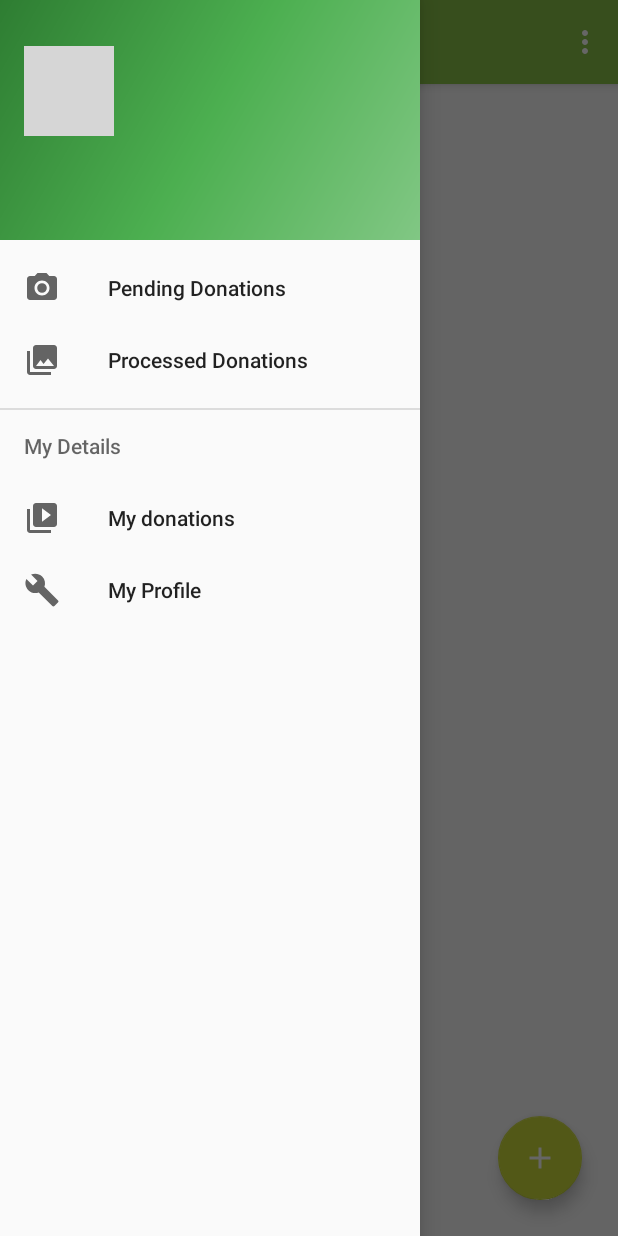
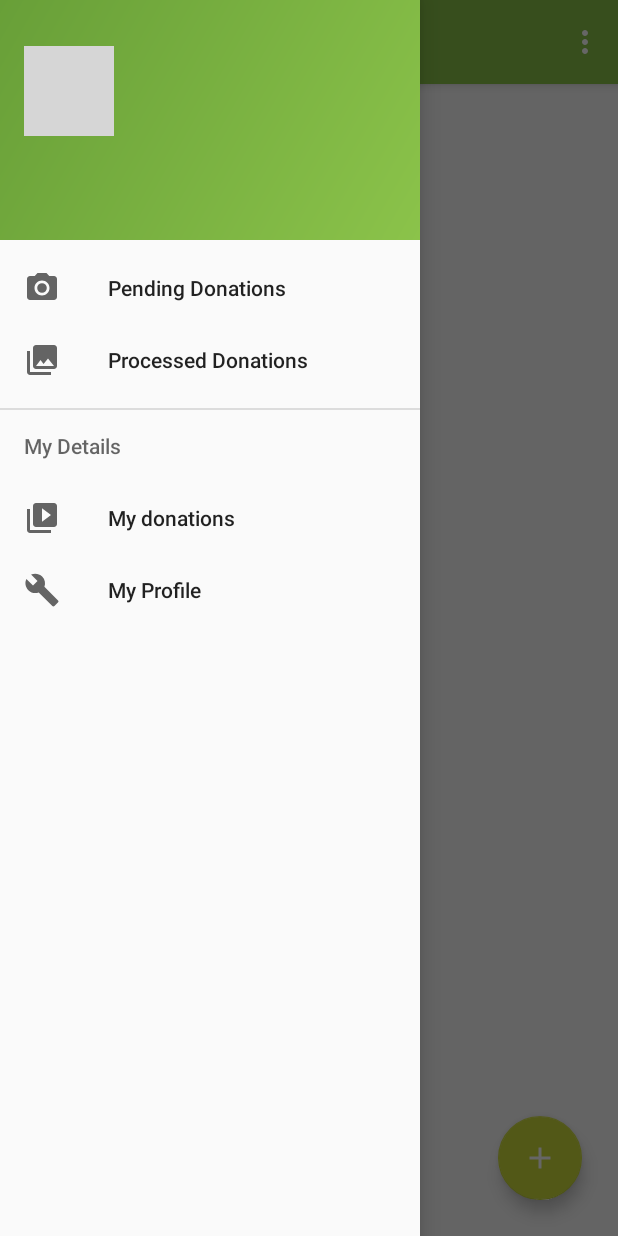
Before and after one commit to abhishekpopli/feeding-india-android-app, an Android app: the MainActivity screen opened directly, with no data from a screen before it, with the side drawer open, on a phone screen of 412 x 824 dp. Run offline under Robolectric (Android 15) with nearby library versions, the phone set to English and light mode, and no system bars; our stand-ins replace CircleImageView; pictures from the network do not load; grey boxes are pictures that could not be loaded.

Commit message:
Changed splash activity according to material spec

```diff
--- a/app/src/main/AndroidManifest.xml
+++ b/app/src/main/AndroidManifest.xml
@@ -28,7 +28,7 @@
         android:theme="@style/AppTheme">
         <activity
             android:name=".SplashActivity"
-            android:theme="@style/AppTheme.NoActionBar">
+            android:theme="@style/SplashTheme">
             <intent-filter>
                 <action android:name="android.intent.action.MAIN" />
 
@@ -46,9 +46,9 @@
             android:windowSoftInputMode="stateHidden" />
         <activity
             android:name=".AddFood"
+            android:parentActivityName=".MainActivity"
             android:theme="@style/AppTheme.NoActionBar"
-            android:windowSoftInputMode="stateHidden"
-            android:parentActivityName=".MainActivity"/>
+            android:windowSoftInputMode="stateHidden" />
         <activity
             android:name=".DonationDetailActivity"
             android:label="Donation Details"
--- a/app/src/main/res/drawable/side_nav_bar.xml
+++ b/app/src/main/res/drawable/side_nav_bar.xml
@@ -2,8 +2,7 @@
     android:shape="rectangle">
     <gradient
         android:angle="135"
-        android:centerColor="#4CAF50"
-        android:endColor="#2E7D32"
-        android:startColor="#81C784"
+        android:endColor="@color/colorPrimaryDark"
+        android:startColor="@color/colorPrimary"
         android:type="linear" />
 </shape>
--- /dev/null
+++ b/app/src/main/res/drawable/splash_background.xml
@@ -0,0 +1,12 @@
+<?xml version="1.0" encoding="utf-8"?>
+<layer-list xmlns:android="http://schemas.android.com/apk/res/android">
+
+    <item android:drawable="@drawable/green_gradient" />
+
+    <item>
+        <bitmap
+            android:gravity="center"
+            android:src="@drawable/feeding_india_logo"></bitmap>
+    </item>
+
+</layer-list>
--- a/app/src/main/res/values/styles.xml
+++ b/app/src/main/res/values/styles.xml
@@ -20,4 +20,7 @@
 
     <style name="AppTheme.PopupOverlay" parent="ThemeOverlay.AppCompat.Light" />
 
+    <style name="SplashTheme" parent="Theme.AppCompat.Light.NoActionBar">
+        <item name="android:windowBackground">@drawable/splash_background</item>
+    </style>
 </resources>
```
Also changed, not shown: app/src/main/java/com/example/feedingindiaapp/SplashActivity.java (+1 -11 lines), app/src/main/res/layout/activity_splash.xml (deleted, +0 -25 lines), app/src/main/res/drawable/feeding_india_logo.png.
